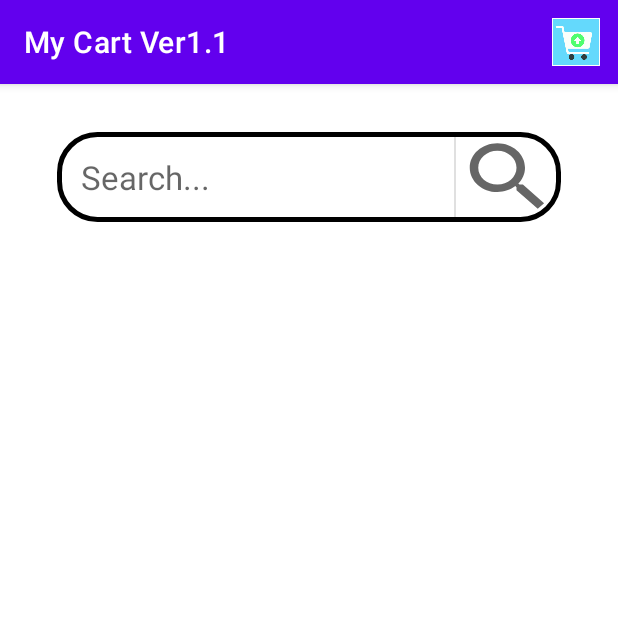
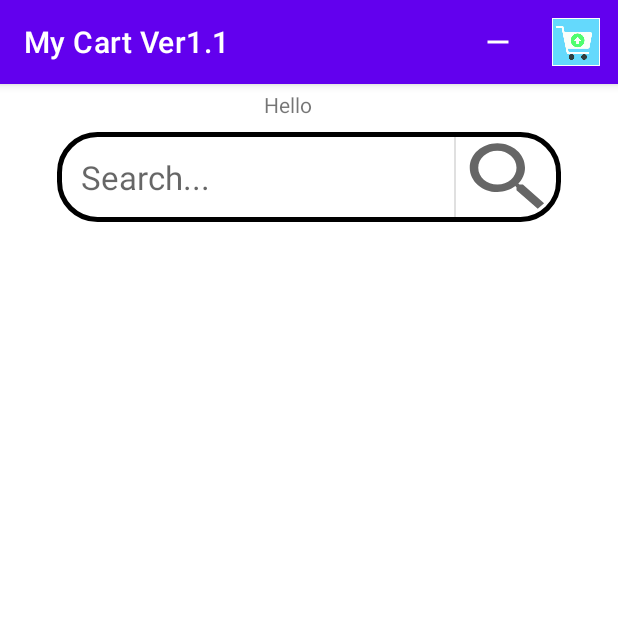
Before and after one commit to Tiendinh2000/EcommerceApp, an Android app: the ProductListActivity screen opened directly, with no data from a screen before it, on a phone screen of 412 x 824 dp, the top half of it. Run offline under Robolectric (Android 15) with nearby library versions, the phone set to English and light mode, and no system bars; our stand-ins replace Firebase (no records; nobody signed in at launch, a user with empty details on screens opened directly).

Commit message:
new update

```diff
--- a/app/src/main/java/hanu/a2_1801040189/CartActivity.java
+++ b/app/src/main/java/hanu/a2_1801040189/Activity/CartActivity.java
@@ -1,4 +1,4 @@
-package hanu.a2_1801040189;
+package hanu.a2_1801040189.Activity;
 
 import androidx.annotation.NonNull;
 import androidx.appcompat.app.AppCompatActivity;
@@ -11,6 +11,7 @@ import android.content.Context;
 import android.content.Intent;
 import android.content.IntentFilter;
 import android.os.Bundle;
+import android.util.Log;
 import android.view.Menu;
 import android.view.MenuItem;
 import android.view.View;
@@ -21,6 +22,7 @@ import java.util.ArrayList;
 import java.util.List;
 
 import hanu.a2_1801040189.Adapters.CartAdapter;
+import hanu.a2_1801040189.R;
 import hanu.a2_1801040189.data.dbs.CartCursorWrapper;
 import hanu.a2_1801040189.data.dbs.CartManager;
 import hanu.a2_1801040189.models.Product;
@@ -47,6 +49,7 @@ public class CartActivity extends AppCompatActivity {
 
         setList();
         setAdapter(list);
+        Log.d("list in cart:",list.toString());
         totalAllprice = getTotalAllPrice(list);
         //check if there is nothing in cart, display TextView
         if (totalAllprice == 0) {
--- a/app/src/main/java/hanu/a2_1801040189/CheckOutActivity.java
+++ b/app/src/main/java/hanu/a2_1801040189/Activity/CheckOutActivity.java
@@ -1,8 +1,10 @@
-package hanu.a2_1801040189;
+package hanu.a2_1801040189.Activity;
 
 import androidx.appcompat.app.AppCompatActivity;
 
 import android.os.Bundle;
+
+import hanu.a2_1801040189.R;
 
 public class  CheckOutActivity extends AppCompatActivity {
 
--- a/app/src/main/java/hanu/a2_1801040189/ProductDetailActivity.java
+++ b/app/src/main/java/hanu/a2_1801040189/Activity/ProductDetailActivity.java
@@ -1,4 +1,4 @@
-package hanu.a2_1801040189;
+package hanu.a2_1801040189.Activity;
 
 import androidx.appcompat.app.AppCompatActivity;
 
@@ -11,6 +11,7 @@ import android.widget.TextView;
 
 import com.squareup.picasso.Picasso;
 
+import hanu.a2_1801040189.R;
 import hanu.a2_1801040189.data.dbs.CartManager;
 import hanu.a2_1801040189.models.Product;
 
--- a/app/src/main/java/hanu/a2_1801040189/ProductListActivity.java
+++ b/app/src/main/java/hanu/a2_1801040189/Activity/ProductListActivity.java
@@ -1,4 +1,4 @@
-package hanu.a2_1801040189;
+package hanu.a2_1801040189.Activity;
 
 import androidx.annotation.NonNull;
 import androidx.appcompat.app.AppCompatActivity;
@@ -15,11 +15,15 @@ import android.view.View;
 import android.widget.EditText;
 import android.widget.ImageButton;
 import android.widget.ImageView;
+import android.widget.TextView;
+
+import com.google.firebase.auth.FirebaseAuth;
 
 import java.util.ArrayList;
 import java.util.List;
 
 import hanu.a2_1801040189.Adapters.ProductListAdapter;
+import hanu.a2_1801040189.R;
 import hanu.a2_1801040189.models.Product;
 
 public class ProductListActivity extends AppCompatActivity {
@@ -27,20 +31,29 @@ public class ProductListActivity extends AppCompatActivity {
 
     private ProductListAdapter adapter;
 
-
+    private FirebaseAuth auth;
     ImageButton btn_search, btn_return;
     EditText input_search;
     RecyclerView recyclerView;
-
+TextView tv_accountName;
     ImageView i;
 
     @Override
     protected void onCreate(Bundle savedInstanceState) {
         super.onCreate(savedInstanceState);
         setContentView(R.layout.activity_main);
-
+        auth = FirebaseAuth.getInstance();
         btn_search = findViewById(R.id.btn_Search);
         input_search = findViewById(R.id.input_Search);
+        tv_accountName=findViewById(R.id.tv_accountName);
+
+        if (auth.getCurrentUser() != null){
+            Log.d("auth in avcitvity", "" + auth.getCurrentUser().getEmail().toString());
+        tv_accountName.setText("Hello "+ auth.getCurrentUser().getEmail().toString());}
+        else{
+            Log.d("auth in activity", "null");}
+
+
 
         RESTLoader task = (RESTLoader) new RESTLoader(new RESTLoader.AsyncResponse() {
             @Override
@@ -73,6 +86,9 @@ public class ProductListActivity extends AppCompatActivity {
                 Intent i = new Intent(this, CartActivity.class);
                 this.startActivity(i);
                 break;
+            case R.id.btn_Logout:
+                auth.signOut();
+                startActivity(new Intent(this, AuthenticationActivity.class));
             default:
                 break;
         }
@@ -148,4 +164,8 @@ public class ProductListActivity extends AppCompatActivity {
         });
     }
 
+    private void Autheticated() {
+        if (auth.getCurrentUser() == null)
+            this.finish();
+    }
 }
--- a/app/src/main/java/hanu/a2_1801040189/RESTLoader.java
+++ b/app/src/main/java/hanu/a2_1801040189/Activity/RESTLoader.java
@@ -1,4 +1,4 @@
-package hanu.a2_1801040189;
+package hanu.a2_1801040189.Activity;
 
 import android.app.ProgressDialog;
 import android.content.Context;
--- a/app/src/main/java/hanu/a2_1801040189/Adapters/ProductListAdapter.java
+++ b/app/src/main/java/hanu/a2_1801040189/Adapters/ProductListAdapter.java
@@ -20,7 +20,7 @@ import com.squareup.picasso.Picasso;
 
 import java.util.List;
 
-import hanu.a2_1801040189.ProductDetailActivity;
+import hanu.a2_1801040189.Activity.ProductDetailActivity;
 import hanu.a2_1801040189.R;
 import hanu.a2_1801040189.data.dbs.CartCursorWrapper;
 import hanu.a2_1801040189.data.dbs.CartManager;
@@ -130,6 +130,7 @@ public class ProductListAdapter extends RecyclerView.Adapter<ProductListAdapter.
                             .setNeutralButton("OK", null)
                             .setIcon(android.R.drawable.ic_dialog_info)
                             .show();}
+
                     else {
                         new AlertDialog.Builder(context)
                                 .setTitle("Add to your Cart")
--- /dev/null
+++ b/app/src/main/res/anim/slide_in.xml
@@ -0,0 +1,6 @@
+<?xml version="1.0" encoding="utf-8"?>
+<translate xmlns:android="http://schemas.android.com/apk/res/android"
+    android:duration="@android:integer/config_shortAnimTime"
+    android:interpolator="@android:anim/decelerate_interpolator"
+    android:fromXDelta="100%"
+    android:toXDelta="0%" />
--- a/app/src/main/res/layout/activity_authentication.xml
+++ b/app/src/main/res/layout/activity_authentication.xml
@@ -4,7 +4,7 @@
     xmlns:tools="http://schemas.android.com/tools"
     android:layout_width="match_parent"
     android:layout_height="match_parent"
-    tools:context=".AuthenticationActivity">
+    tools:context=".Activity.AuthenticationActivity">
 
 
     <FrameLayout
--- a/app/src/main/res/layout/activity_cart.xml
+++ b/app/src/main/res/layout/activity_cart.xml
@@ -4,7 +4,7 @@
     xmlns:tools="http://schemas.android.com/tools"
     android:layout_width="match_parent"
     android:layout_height="match_parent"
-    tools:context=".CartActivity">
+    tools:context=".Activity.CartActivity">
 
     <ImageView
         android:id="@+id/imageView"
--- a/app/src/main/res/layout/activity_check_out.xml
+++ b/app/src/main/res/layout/activity_check_out.xml
@@ -4,6 +4,6 @@
     xmlns:tools="http://schemas.android.com/tools"
     android:layout_width="match_parent"
     android:layout_height="match_parent"
-    tools:context=".CheckOutActivity">
+    tools:context=".Activity.CheckOutActivity">
 
 </androidx.constraintlayout.widget.ConstraintLayout>
--- a/app/src/main/res/layout/activity_main.xml
+++ b/app/src/main/res/layout/activity_main.xml
@@ -4,9 +4,16 @@
     xmlns:tools="http://schemas.android.com/tools"
     android:layout_width="match_parent"
     android:layout_height="match_parent"
-    tools:context=".ProductListActivity">
+    tools:context=".Activity.ProductListActivity">
 
-
+    <TextView
+        android:id="@+id/tv_accountName"
+        android:layout_width="60dp"
+        android:layout_height="28dp"
+        android:text="Name"
+        app:layout_constraintBottom_toTopOf="@+id/constraintLayout"
+        app:layout_constraintEnd_toEndOf="parent"
+        app:layout_constraintStart_toStartOf="parent" />
     <androidx.constraintlayout.widget.ConstraintLayout
         android:id="@+id/constraintLayout"
         android:layout_width="336dp"
--- a/app/src/main/res/layout/activity_product_detail.xml
+++ b/app/src/main/res/layout/activity_product_detail.xml
@@ -4,7 +4,7 @@
     xmlns:tools="http://schemas.android.com/tools"
     android:layout_width="match_parent"
     android:layout_height="match_parent"
-    tools:context=".ProductDetailActivity">
+    tools:context=".Activity.ProductDetailActivity">
 
     <ImageView
         android:id="@+id/iv_detail_image"
--- a/app/src/main/res/menu/menu_productlist.xml
+++ b/app/src/main/res/menu/menu_productlist.xml
@@ -1,10 +1,16 @@
 <?xml version="1.0" encoding="utf-8"?>
 <menu xmlns:android="http://schemas.android.com/apk/res/android"
     xmlns:app="http://schemas.android.com/apk/res-auto">
+    <item
+        android:id="@+id/btn_Logout"
+        android:icon="@drawable/remove"
+        android:title=""
+        app:showAsAction="always" />
 
     <item
         android:id="@+id/btn_Cart"
         android:icon="@drawable/shopping"
         android:title=""
         app:showAsAction="always" />
+
 </menu>
--- a/app/src/main/res/values/strings.xml
+++ b/app/src/main/res/values/strings.xml
@@ -6,6 +6,7 @@
     <string name="totalPrice">&#160;Sum Price</string>
     <string name="total">Total:</string>
     <string name="emptyCart">Your Cart is empty</string>
+
     <!-- TODO: Remove or change this placeholder text -->
     <string name="hello_blank_fragment">Hello blank fragment</string>
     <!-- Strings related to login -->
```
Also changed, not shown: app/src/main/AndroidManifest.xml (+5 -7 lines), app/src/main/java/hanu/a2_1801040189/data/dbs/CartManager.java (+5 -5 lines), app/src/main/java/hanu/a2_1801040189/ui/LoginFragment.java (+47 -6 lines), app/src/main/java/hanu/a2_1801040189/ui/SignUpFragment.java (+21 -6 lines), app/src/main/res/layout/fragment_login.xml (+38 -28 lines).
